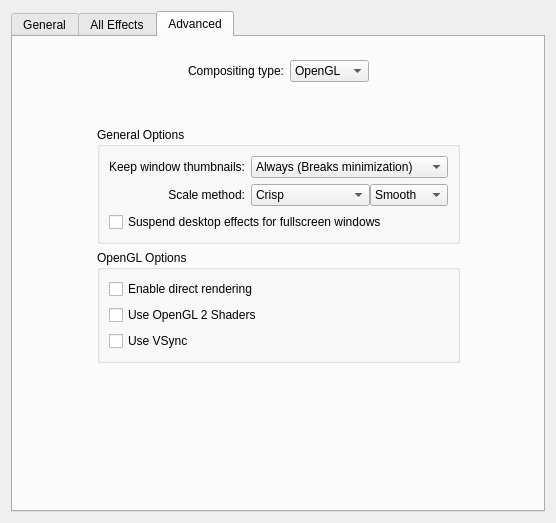
The window that kcmkwin/kwincompositing/main.ui (KDE/kwin) describes before a commit, drawn with Qt 5.
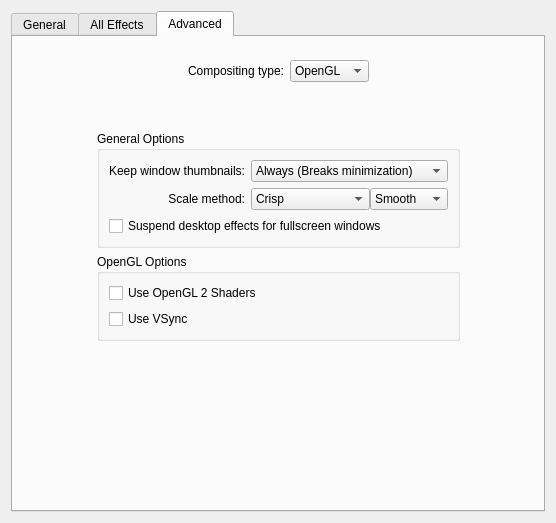
The same window after the commit. The open tabs and pages were chosen to show the change. Custom widgets are drawn as their Qt base class.

Commit message: Drop direct rendering setting

Diff of the .ui file:
```diff
--- a/kcmkwin/kwincompositing/main.ui
+++ b/kcmkwin/kwincompositing/main.ui
@@ -771,17 +771,7 @@
           <bool>true</bool>
          </property>
          <layout class="QGridLayout" name="gridLayout_4">
-          <item row="0" column="0" colspan="2">
-           <widget class="QCheckBox" name="glDirect">
-            <property name="text">
-             <string>Enable direct rendering</string>
-            </property>
-            <property name="checked">
-             <bool>false</bool>
-            </property>
-           </widget>
-          </item>
-          <item row="2" column="0" colspan="2">
+          <item row="1" column="0" colspan="2">
            <widget class="QCheckBox" name="glVSync">
             <property name="text">
              <string>Use VSync</string>
@@ -791,7 +781,7 @@
             </property>
            </widget>
           </item>
-          <item row="1" column="0">
+          <item row="0" column="0">
            <widget class="QCheckBox" name="glShaders">
             <property name="toolTip">
              <string>If enabled all rendering will be performed with Shaders written in the OpenGL Shading Language.
```
The commit also changes 3 other files.
